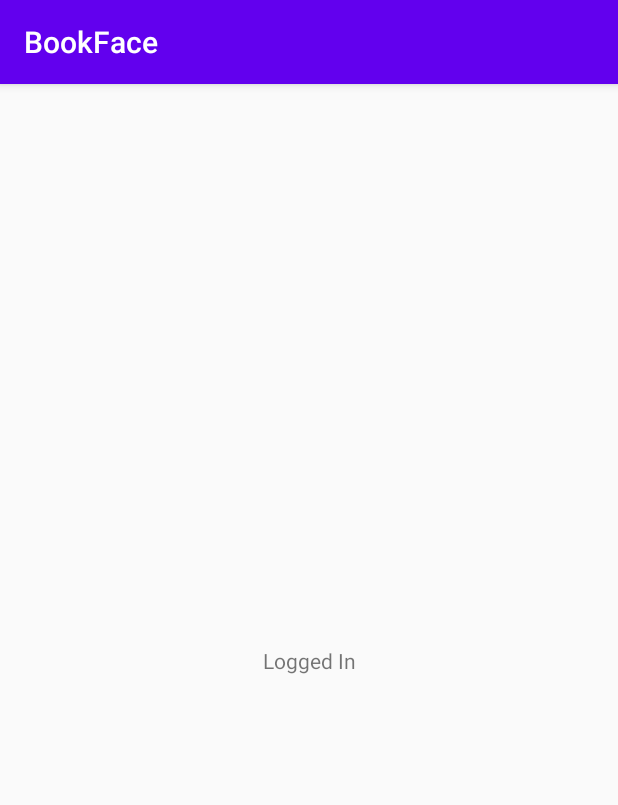
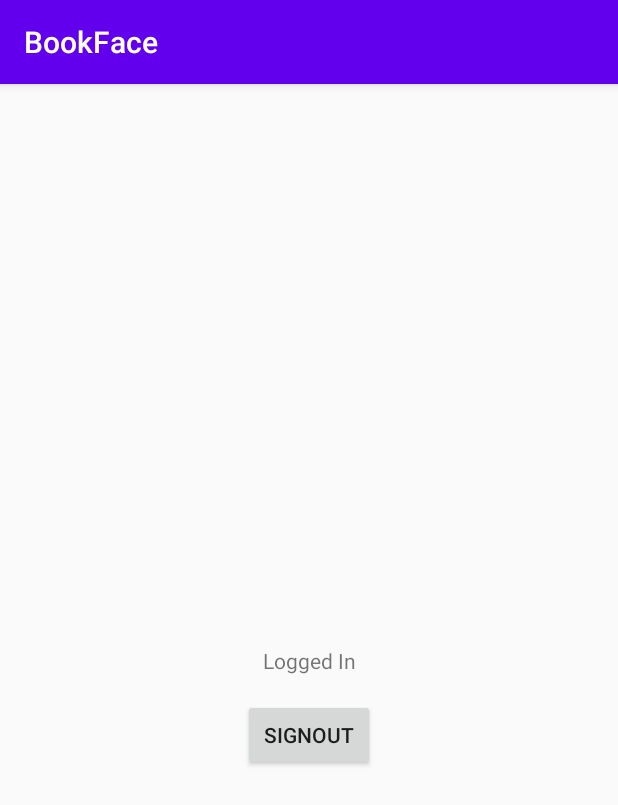
Before and after one commit to CMPUT301F20T12/BookFace, an Android app: the screen it shows after launch once a user with an empty profile is signed in (LoginConfirmation), on a phone screen of 412 x 824 dp. Shown: the top 805 px of the screen. Run offline under Robolectric (Android 15) with nearby library versions, the phone set to English and light mode, and no system bars; our stand-ins replace Firebase (no records; nobody signed in at launch, a user with empty details on screens opened directly).

Commit message:
Added signout option

```diff
--- a/app/src/main/java/com/example/bookface/LoginConfirmation.java
+++ b/app/src/main/java/com/example/bookface/LoginConfirmation.java
@@ -2,13 +2,37 @@ package com.example.bookface;
 
 import androidx.appcompat.app.AppCompatActivity;
 
+import android.content.Intent;
 import android.os.Bundle;
+import android.view.View;
+import android.widget.Button;
+
+import com.google.firebase.auth.FirebaseAuth;
 
 public class LoginConfirmation extends AppCompatActivity {
+
+    Button buttonSignout;
+    FirebaseAuth mFirebaseAuth;
+    private FirebaseAuth.AuthStateListener mAuthStateListener;
+
 
     @Override
     protected void onCreate(Bundle savedInstanceState) {
         super.onCreate(savedInstanceState);
         setContentView(R.layout.activity_login_confirmation);
+
+        buttonSignout = findViewById(R.id.signOut);
+
+        buttonSignout.setOnClickListener(new View.OnClickListener() {
+            @Override
+            public void onClick(View v) {
+                FirebaseAuth.getInstance().signOut();
+
+                Intent i = new Intent(LoginConfirmation.this, MainActivity.class);
+                startActivity(i);
+            }
+        });
+
+
     }
 }
--- a/app/src/main/res/layout/activity_login_confirmation.xml
+++ b/app/src/main/res/layout/activity_login_confirmation.xml
@@ -15,4 +15,14 @@
         app:layout_constraintEnd_toEndOf="parent"
         app:layout_constraintStart_toStartOf="parent"
         app:layout_constraintTop_toTopOf="parent" />
+
+    <Button
+        android:id="@+id/signOut"
+        android:layout_width="wrap_content"
+        android:layout_height="wrap_content"
+        android:layout_marginTop="16dp"
+        android:text="Signout"
+        app:layout_constraintEnd_toEndOf="parent"
+        app:layout_constraintStart_toStartOf="parent"
+        app:layout_constraintTop_toBottomOf="@+id/textView2" />
 </androidx.constraintlayout.widget.ConstraintLayout>
```
